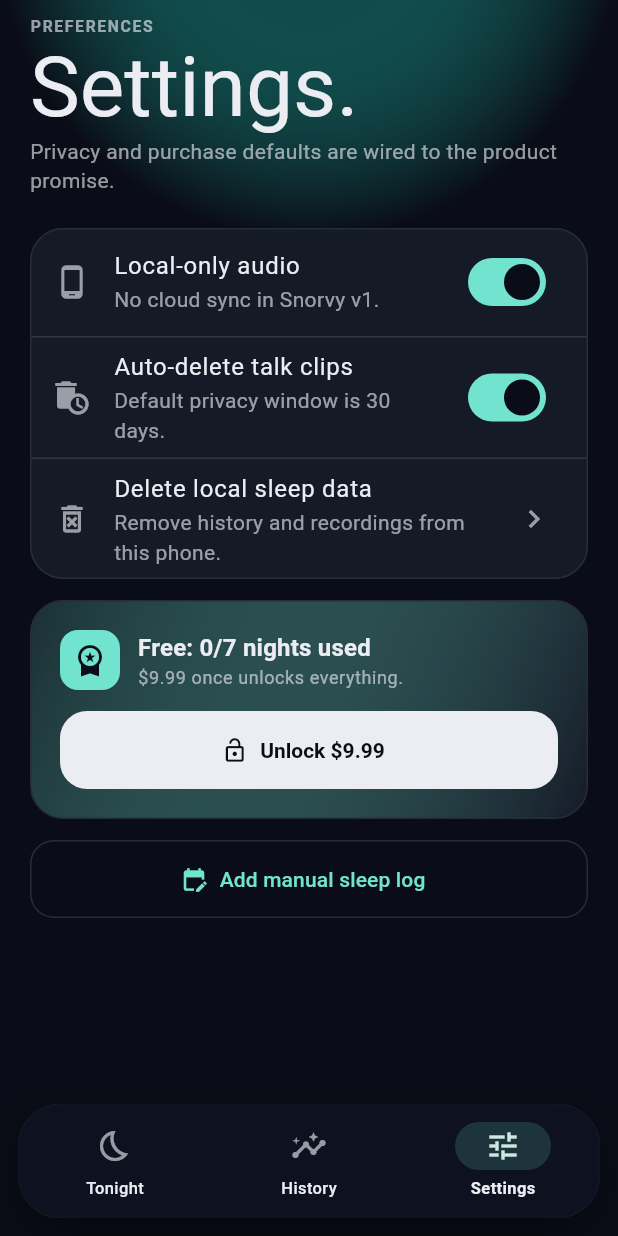
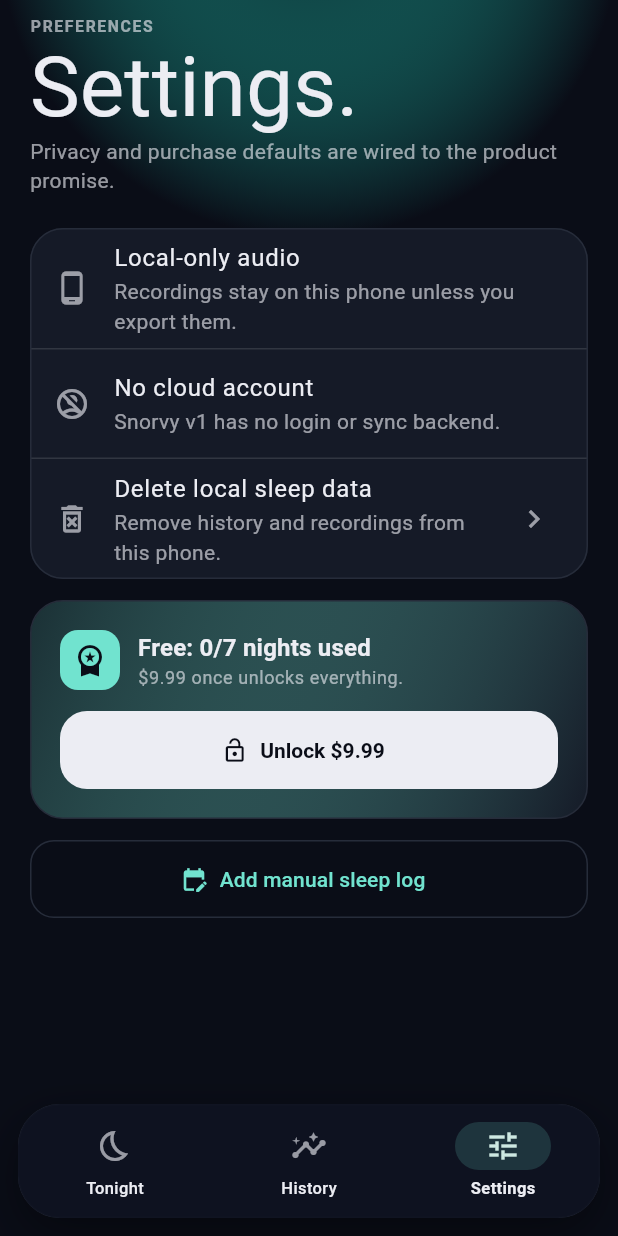
Before and after one commit to dgodolias/snorvy.app, a Flutter app: the screen it shows after launch, item 3 of the bottom bar chosen, on a phone screen of 412 x 824 dp. Run offline on Flutter 3.47's test engine with Material 3 defaults, Android fonts, the phone set to English and light mode, and no system bars; our stand-ins replace drift, drift_flutter, fl_chart, in_app_purchase, permission_handler, shared_preferences; missing offline and left inert: flutter_background_service, flutter_sound; accounts and stored records are empty; generated files the repository leaves out were written again; Roboto replaces fonts that are missing (Georgia).

Commit message:
Clarify local-only settings copy

```diff
--- a/lib/src/features/settings/settings_screen.dart
+++ b/lib/src/features/settings/settings_screen.dart
@@ -2,7 +2,7 @@ import 'package:flutter/material.dart';
 import 'package:snorvy/src/theme/snorvy_theme.dart';
 import 'package:snorvy/src/services/unlock_repository.dart';
 
-class SettingsScreen extends StatefulWidget {
+class SettingsScreen extends StatelessWidget {
   const SettingsScreen({
     required this.isBusy,
     required this.unlockState,
@@ -19,14 +19,6 @@ class SettingsScreen extends StatefulWidget {
   final Future<void> Function() onAddManualLog;
   final Future<void> Function() onDeleteAllSleepData;
   final VoidCallback onUnlockTap;
-
-  @override
-  State<SettingsScreen> createState() => _SettingsScreenState();
-}
-
-class _SettingsScreenState extends State<SettingsScreen> {
-  bool _autoDeleteTalkEvents = true;
-  bool _keepAudioLocalOnly = true;
 
   @override
   Widget build(BuildContext context) {
@@ -48,35 +40,29 @@ class _SettingsScreenState extends State<SettingsScreen> {
         Card(
           child: Column(
             children: [
-              SwitchListTile(
-                value: _keepAudioLocalOnly,
-                onChanged: (value) => setState(() {
-                  _keepAudioLocalOnly = value;
-                }),
-                title: const Text('Local-only audio'),
-                subtitle: const Text('No cloud sync in Snorvy v1.'),
-                secondary: const Icon(Icons.phone_android),
+              const ListTile(
+                leading: Icon(Icons.phone_android),
+                title: Text('Local-only audio'),
+                subtitle: Text(
+                  'Recordings stay on this phone unless you export them.',
+                ),
               ),
               const Divider(height: 1),
-              SwitchListTile(
-                value: _autoDeleteTalkEvents,
-                onChanged: (value) => setState(() {
-                  _autoDeleteTalkEvents = value;
-                }),
-                title: const Text('Auto-delete talk clips'),
-                subtitle: const Text('Default privacy window is 30 days.'),
-                secondary: const Icon(Icons.auto_delete),
+              const ListTile(
+                leading: Icon(Icons.no_accounts_outlined),
+                title: Text('No cloud account'),
+                subtitle: Text('Snorvy v1 has no login or sync backend.'),
               ),
               const Divider(height: 1),
               ListTile(
-                enabled: !widget.isBusy,
+                enabled: !isBusy,
                 leading: const Icon(Icons.delete_forever_outlined),
                 title: const Text('Delete local sleep data'),
                 subtitle: const Text(
                   'Remove history and recordings from this phone.',
                 ),
                 trailing: const Icon(Icons.chevron_right),
-                onTap: widget.isBusy
+                onTap: isBusy
                     ? null
                     : () async {
                         final confirmed = await _confirmDeleteAllData(context);
@@ -84,7 +70,7 @@ class _SettingsScreenState extends State<SettingsScreen> {
                           return;
                         }
 
-                        await widget.onDeleteAllSleepData();
+                        await onDeleteAllSleepData();
                         if (!context.mounted) {
                           return;
                         }
@@ -138,14 +124,14 @@ class _SettingsScreenState extends State<SettingsScreen> {
                         crossAxisAlignment: CrossAxisAlignment.start,
                         children: [
                           Text(
-                            widget.unlockState.isUnlocked
+                            unlockState.isUnlocked
                                 ? 'Lifetime unlock active'
-                                : 'Free: ${widget.recordingsThisMonth}/7 nights used',
+                                : 'Free: $recordingsThisMonth/7 nights used',
                             style: Theme.of(context).textTheme.titleMedium
                                 ?.copyWith(fontWeight: FontWeight.w700),
                           ),
                           Text(
-                            '${widget.unlockState.priceLabel} once unlocks everything.',
+                            '${unlockState.priceLabel} once unlocks everything.',
                             style: Theme.of(context).textTheme.bodySmall
                                 ?.copyWith(
                                   color: Theme.of(
@@ -165,14 +151,12 @@ class _SettingsScreenState extends State<SettingsScreen> {
                     backgroundColor: Theme.of(context).colorScheme.onSurface,
                     foregroundColor: SnorvyTheme.midnight,
                   ),
-                  onPressed: widget.unlockState.isUnlocked
-                      ? null
-                      : widget.onUnlockTap,
+                  onPressed: unlockState.isUnlocked ? null : onUnlockTap,
                   icon: const Icon(Icons.lock_open),
                   label: Text(
-                    widget.unlockState.isUnlocked
+                    unlockState.isUnlocked
                         ? 'Unlocked'
-                        : 'Unlock ${widget.unlockState.priceLabel}',
+                        : 'Unlock ${unlockState.priceLabel}',
                   ),
                 ),
               ],
@@ -185,7 +169,7 @@ class _SettingsScreenState extends State<SettingsScreen> {
             minimumSize: const Size.fromHeight(52),
             foregroundColor: SnorvyTheme.neuralMint,
           ),
-          onPressed: widget.isBusy ? null : () => _showManualLogSheet(context),
+          onPressed: isBusy ? null : () => _showManualLogSheet(context),
           icon: const Icon(Icons.edit_calendar),
           label: const Text('Add manual sleep log'),
         ),
@@ -216,7 +200,7 @@ class _SettingsScreenState extends State<SettingsScreen> {
                 const SizedBox(height: 16),
                 FilledButton.icon(
                   onPressed: () async {
-                    await widget.onAddManualLog();
+                    await onAddManualLog();
                     if (!context.mounted) {
                       return;
                     }
```
Also changed, not shown: 1 other file.
